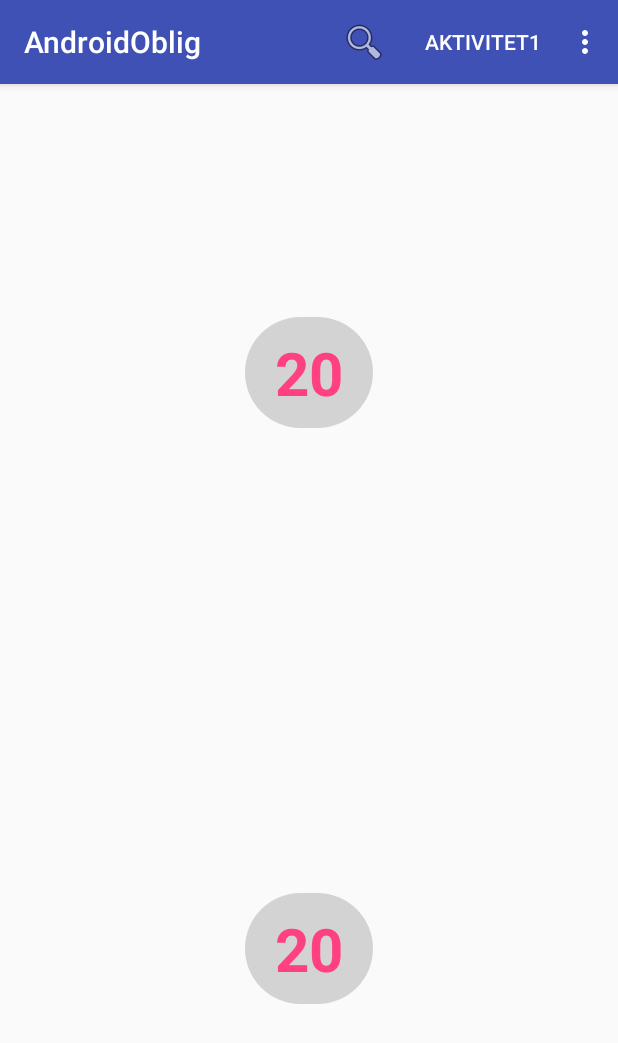
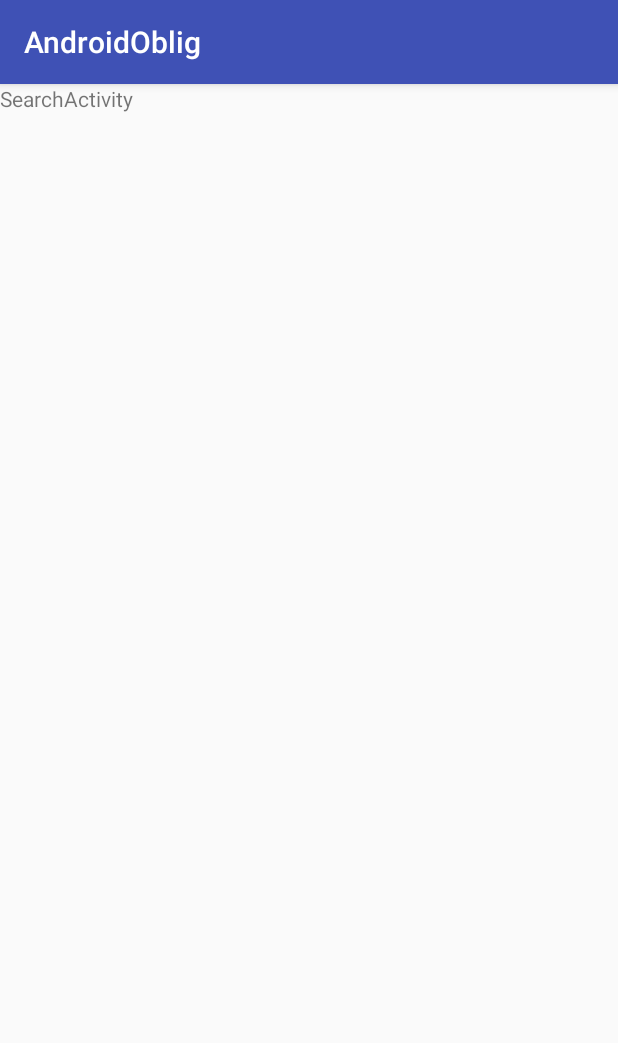
Before and after one commit to hrkristian/AndroidOblig, an Android app: the screen it shows after launch (MainActivity before the commit, SearchActivity after it), in the options menu, after a tap on "Fragment1", on a phone screen of 412 x 824 dp. Shown: the top 1043 px of the screen. Run offline under Robolectric (Android 15) with nearby library versions, the phone set to English and light mode, and no system bars.

Commit message:
Add CardActivity and SearchActivity

```diff
--- a/app/src/main/AndroidManifest.xml
+++ b/app/src/main/AndroidManifest.xml
@@ -16,6 +16,8 @@
                 <category android:name="android.intent.category.LAUNCHER" />
             </intent-filter>
         </activity>
+        <activity android:name=".CardActivity" />
+        <activity android:name=".SearchActivity"></activity>
     </application>
 
 </manifest>
--- a/app/src/main/java/xyz/robertsen/androidoblig/MainActivity.java
+++ b/app/src/main/java/xyz/robertsen/androidoblig/MainActivity.java
@@ -1,5 +1,6 @@
 package xyz.robertsen.androidoblig;
 
+import android.content.Intent;
 import android.support.v7.app.AppCompatActivity;
 import android.os.Bundle;
 import android.view.Menu;
@@ -46,6 +47,8 @@
      * @param item
      */
     public void spawnActivity1(MenuItem item) {
+        Intent intent = new Intent(this, CardActivity.class);
+        startActivity(intent);
     }
 
     /**
@@ -54,5 +57,7 @@
      * @param item
      */
     public void spawnFragment1(MenuItem item) {
+        Intent intent = new Intent(this, SearchActivity.class);
+        startActivity(intent);
     }
 }
--- /dev/null
+++ b/app/src/main/java/xyz/robertsen/androidoblig/SearchActivity.java
@@ -0,0 +1,13 @@
+package xyz.robertsen.androidoblig;
+
+import android.support.v7.app.AppCompatActivity;
+import android.os.Bundle;
+
+public class SearchActivity extends AppCompatActivity {
+
+    @Override
+    protected void onCreate(Bundle savedInstanceState) {
+        super.onCreate(savedInstanceState);
+        setContentView(R.layout.activity_search);
+    }
+}
--- /dev/null
+++ b/app/src/main/res/layout/activity_search.xml
@@ -0,0 +1,14 @@
+<?xml version="1.0" encoding="utf-8"?>
+<android.support.constraint.ConstraintLayout xmlns:android="http://schemas.android.com/apk/res/android"
+    xmlns:app="http://schemas.android.com/apk/res-auto"
+    xmlns:tools="http://schemas.android.com/tools"
+    android:layout_width="match_parent"
+    android:layout_height="match_parent"
+    tools:context="xyz.robertsen.androidoblig.SearchActivity">
+
+    <TextView
+        android:layout_width="wrap_content"
+        android:layout_height="wrap_content"
+        android:text="SearchActivity"/>
+
+</android.support.constraint.ConstraintLayout>
```
Also changed, not shown: app/src/main/java/xyz/robertsen/androidoblig/CardActivity.java (added, +15 -0 lines), app/src/main/res/layout/activity_card.xml (added, +14 -0 lines).
